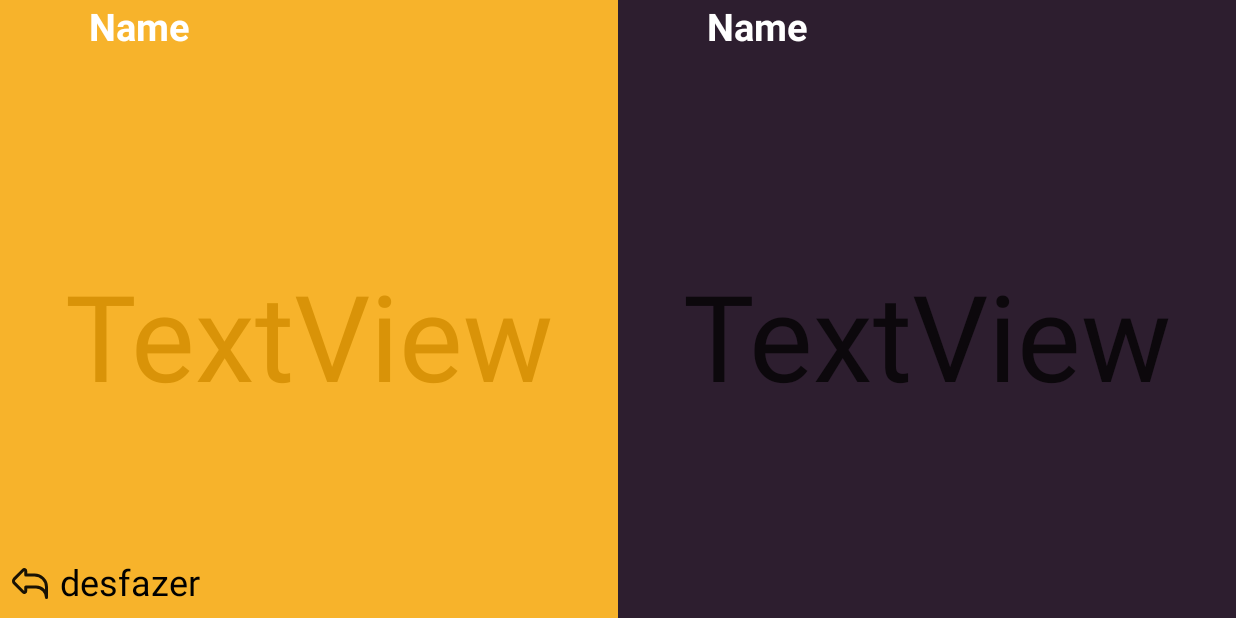
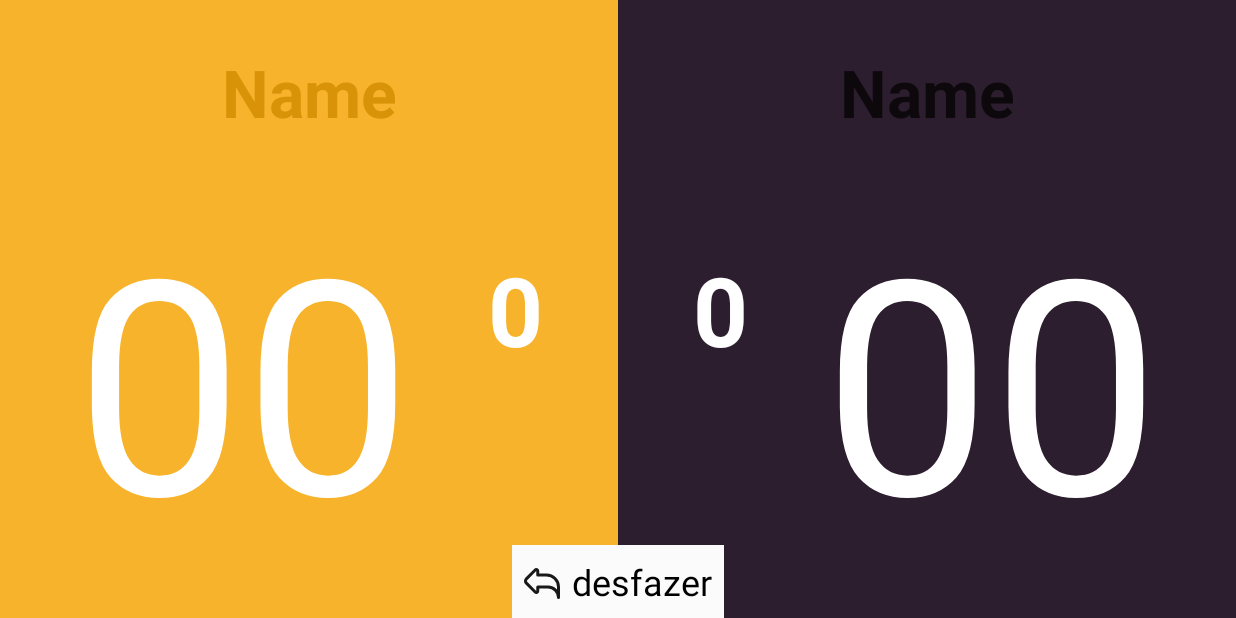
Before and after one commit to paulonemer/poplacar, an Android app: the Placar screen opened directly, with no data from a screen before it, on a phone screen of 824 x 412 dp (held sideways). Run offline under Robolectric (Android 15) with nearby library versions, the phone set to English and light mode, and no system bars.

Commit message:
Nova interface para o placar alteração do placar funciona pilha para guardar estados do placar funciona(apenas retorna e apaga o ultimo estado dando um pop) sair do placar salva o estado.

```diff
--- /dev/null
+++ b/app/src/main/res/drawable/rounded_background.xml
@@ -0,0 +1,4 @@
+<shape xmlns:android="http://schemas.android.com/apk/res/android">
+    <solid android:color="@color/white"/> <!-- Cor de fundo -->
+    <corners android:radius="18dp"/> <!-- Raio dos cantos -->
+</shape>
--- a/app/src/main/res/layout-land/activity_placar.xml
+++ b/app/src/main/res/layout-land/activity_placar.xml
@@ -40,13 +40,15 @@
             android:id="@+id/settime2"
             android:layout_width="wrap_content"
             android:layout_height="wrap_content"
+            android:layout_marginTop="32dp"
             android:autofillHints="Time B"
             android:background="@android:color/transparent"
             android:ems="10"
             android:inputType="textPersonName"
             android:text="Name"
-            android:textColor="@color/white"
-            android:textSize="25sp"
+            android:textAlignment="center"
+            android:textColor="@color/roxoescuroc"
+            android:textSize="44sp"
             android:textStyle="bold"
             app:layout_constraintEnd_toEndOf="parent"
             app:layout_constraintStart_toStartOf="parent"
@@ -56,13 +58,28 @@
             android:id="@+id/PontosTimeBView"
             android:layout_width="wrap_content"
             android:layout_height="wrap_content"
-            android:text="TextView"
-            android:textColor="@color/roxoescuroc"
-            android:textSize="80sp"
+            android:text="00"
+            android:textColor="@color/white"
+            android:textSize="200sp"
             app:layout_constraintBottom_toBottomOf="parent"
             app:layout_constraintEnd_toEndOf="parent"
+            app:layout_constraintHorizontal_bias="0.5"
+            app:layout_constraintStart_toEndOf="@+id/textView3"
+            app:layout_constraintTop_toBottomOf="@+id/settime2" />
+
+        <TextView
+            android:id="@+id/textView3"
+            android:layout_width="wrap_content"
+            android:layout_height="wrap_content"
+            android:text="0"
+            android:textColor="@color/white"
+            android:textSize="64sp"
+            android:textStyle="bold"
+            app:layout_constraintBottom_toBottomOf="parent"
+            app:layout_constraintEnd_toStartOf="@+id/PontosTimeBView"
+            app:layout_constraintHorizontal_bias="0.5"
             app:layout_constraintStart_toStartOf="parent"
-            app:layout_constraintTop_toBottomOf="@+id/settime2" />
+            app:layout_constraintTop_toTopOf="parent" />
 
     </androidx.constraintlayout.widget.ConstraintLayout>
 
@@ -82,15 +99,18 @@
             android:id="@+id/settime1"
             android:layout_width="wrap_content"
             android:layout_height="wrap_content"
+            android:layout_marginTop="32dp"
             android:autofillHints="Time A"
             android:background="@android:color/transparent"
             android:ems="10"
             android:inputType="textPersonName"
             android:text="Name"
-            android:textColor="@color/white"
-            android:textSize="25sp"
+            android:textAlignment="center"
+            android:textColor="@color/amareloc"
+            android:textSize="44sp"
             android:textStyle="bold"
             app:layout_constraintEnd_toEndOf="parent"
+            app:layout_constraintHorizontal_bias="0.506"
             app:layout_constraintStart_toStartOf="parent"
             app:layout_constraintTop_toTopOf="parent" />
 
@@ -98,13 +118,28 @@
             android:id="@+id/PontosTimeAView"
             android:layout_width="wrap_content"
             android:layout_height="wrap_content"
-            android:text="TextView"
-            android:textColor="@color/amareloc"
-            android:textSize="80sp"
+            android:text="00"
+            android:textColor="@color/white"
+            android:textSize="200sp"
+            app:layout_constraintBottom_toBottomOf="parent"
+            app:layout_constraintEnd_toStartOf="@+id/textView2"
+            app:layout_constraintHorizontal_bias="0.5"
+            app:layout_constraintStart_toStartOf="parent"
+            app:layout_constraintTop_toBottomOf="@+id/settime1" />
+
+        <TextView
+            android:id="@+id/textView2"
+            android:layout_width="wrap_content"
+            android:layout_height="wrap_content"
+            android:text="0"
+            android:textColor="@color/white"
+            android:textSize="64sp"
+            android:textStyle="bold"
             app:layout_constraintBottom_toBottomOf="parent"
             app:layout_constraintEnd_toEndOf="parent"
-            app:layout_constraintStart_toStartOf="parent"
-            app:layout_constraintTop_toBottomOf="@+id/settime1" />
+            app:layout_constraintHorizontal_bias="0.5"
+            app:layout_constraintStart_toEndOf="@+id/PontosTimeAView"
+            app:layout_constraintTop_toTopOf="parent" />
 
     </androidx.constraintlayout.widget.ConstraintLayout>
 
@@ -112,10 +147,12 @@
         android:id="@+id/myButton"
         android:layout_width="wrap_content"
         android:layout_height="wrap_content"
+        android:background="#FBFBFB"
         android:gravity="center"
         android:orientation="horizontal"
         android:padding="8dp"
         app:layout_constraintBottom_toBottomOf="parent"
+        app:layout_constraintEnd_toEndOf="parent"
         app:layout_constraintStart_toStartOf="parent">
 
         <ImageView
--- a/app/src/main/res/layout/activity_lista_partidas.xml
+++ b/app/src/main/res/layout/activity_lista_partidas.xml
@@ -4,12 +4,17 @@
     xmlns:tools="http://schemas.android.com/tools"
     android:layout_width="match_parent"
     android:layout_height="match_parent"
+    android:background="@color/baunilha"
     tools:context=".ListaPartidas">
 
     <androidx.recyclerview.widget.RecyclerView
         android:id="@+id/recyclerView"
         android:layout_width="match_parent"
         android:layout_height="match_parent"
+        android:layout_marginStart="6dp"
+        android:layout_marginTop="6dp"
+        android:layout_marginEnd="6dp"
+        android:layout_marginBottom="6dp"
         app:layout_constraintBottom_toBottomOf="parent"
         app:layout_constraintEnd_toEndOf="parent"
         app:layout_constraintStart_toStartOf="parent"
```
Also changed, not shown: app/src/main/res/layout/item_configuracao_partida.xml (+19 -3 lines).
